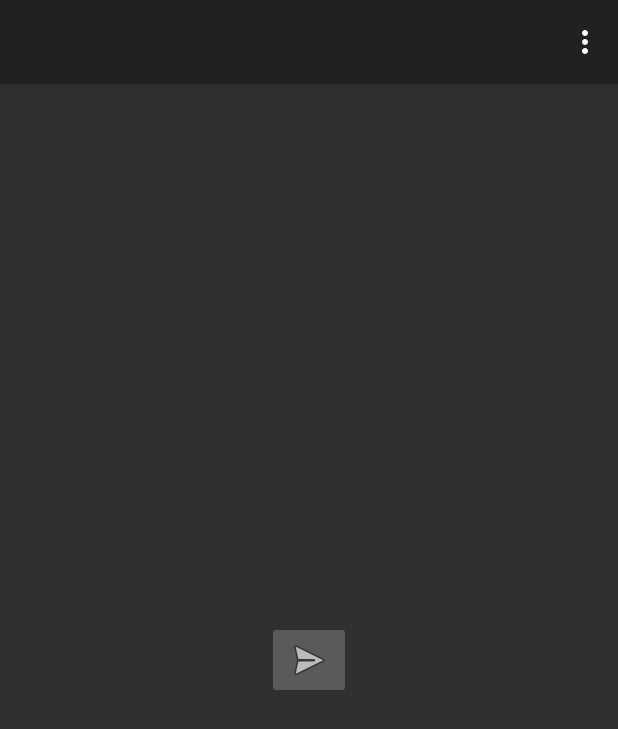
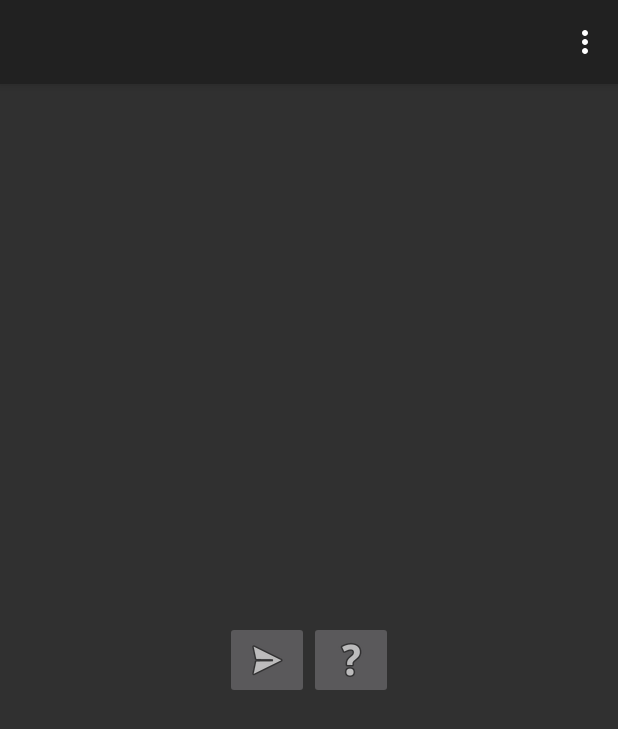
Before and after one commit to jaytolentino/troop, an Android app: the MessageActionsFragment screen opened directly, with no data from a screen before it, on a phone screen of 412 x 824 dp. Shown: the top 729 px of the screen. Run offline under Robolectric (Android 15) with nearby library versions, the phone set to English and light mode, and no system bars; our stand-ins replace ButterKnife; libraries missing offline, so code that uses them is left out: retrofit.client.

Commit message:
added help button

```diff
--- a/app/src/main/java/com/linkedladies/troop/net/TroopClient.java
+++ b/app/src/main/java/com/linkedladies/troop/net/TroopClient.java
@@ -27,4 +27,8 @@ public class TroopClient {
         getService().postLove(callback);
     }
 
+    public static void sendHelp(Callback<Results> callback) {
+        getService().postHelp(callback);
+    }
+
 }
--- a/app/src/main/java/com/linkedladies/troop/net/TroopService.java
+++ b/app/src/main/java/com/linkedladies/troop/net/TroopService.java
@@ -8,7 +8,11 @@ import retrofit.http.POST;
 interface TroopService {
 
     static final String LOVE_ENDPOINT = "/love";
+    static final String HELP_ENDPOINT = "/help";
 
     @POST(LOVE_ENDPOINT)
     void postLove(Callback<Results> callback);
+
+    @POST(HELP_ENDPOINT)
+    void postHelp(Callback<Results> callback);
 }
--- a/app/src/main/res/layout/fragment_message_actions.xml
+++ b/app/src/main/res/layout/fragment_message_actions.xml
@@ -12,4 +12,10 @@
         android:layout_width="wrap_content"
         android:layout_height="wrap_content" />
 
+    <ImageButton
+        android:id="@+id/btnHelp"
+        android:src="@android:drawable/ic_menu_help"
+        android:layout_width="wrap_content"
+        android:layout_height="wrap_content" />
+
 </LinearLayout>
--- a/app/src/main/res/values/strings.xml
+++ b/app/src/main/res/values/strings.xml
@@ -17,6 +17,7 @@
 
     <string name="success_toast">Success</string>
     <string name="error_toast">Error. Please try again in a moment.</string>
-    <string name="love_toast">Love Sent</string>
+    <string name="love_success_toast">Love Sent</string>
+    <string name="help_success_toast">Asked for Help!</string>
 
 </resources>
```
Also changed, not shown: app/src/main/java/com/linkedladies/troop/fragments/MessageActionsFragment.java (+17 -1 lines), app/src/main/java/com/linkedladies/troop/helpers/SoundManager.java (+12 -0 lines).
